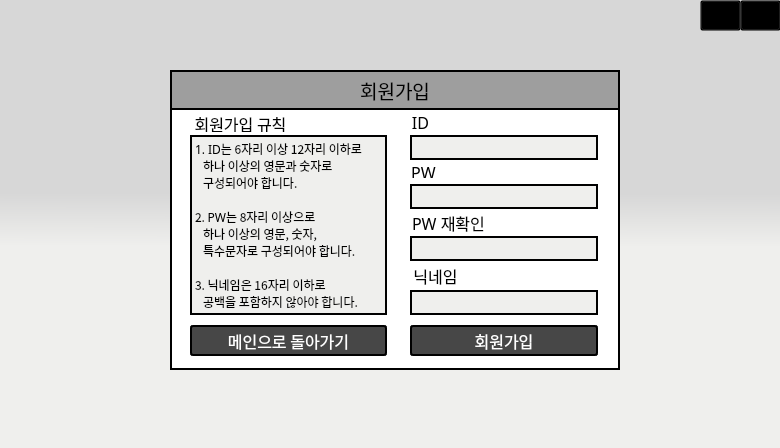
Before: the Qt Designer form UI/joinGUI.ui in ChaeHyunsic/PIM_agent, drawn with Qt 5.
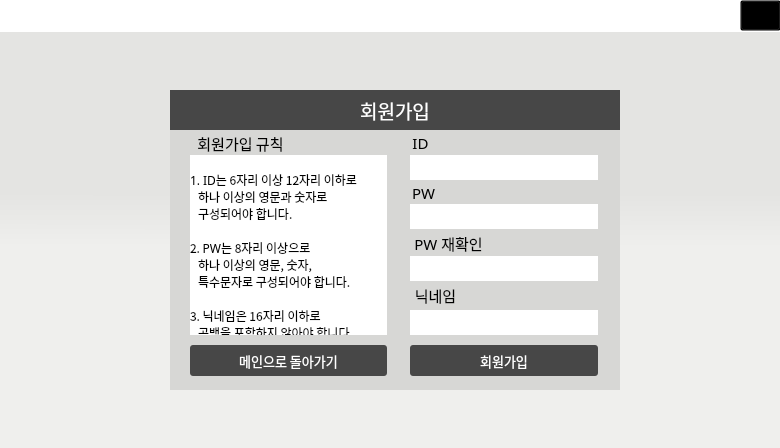
After: the same form once the commit is applied.

Commit message: fix GUI and logout Mechanism

Diff of the .ui file:
```diff
--- a/UI/joinGUI.ui
+++ b/UI/joinGUI.ui
@@ -14,13 +14,13 @@
    <string>PIM AGENT</string>
   </property>
   <property name="styleSheet">
-   <string notr="true">background-color:qlineargradient(spread:pad, x1:0.5, y1:0.432, x2:0.499682, y2:0.551, stop:0 rgba(215, 215, 215, 255), stop:1 rgba(239, 239, 237, 255))</string>
+   <string notr="true">background-color:qlineargradient(spread:pad, x1:0.5, y1:0.432, x2:0.499682, y2:0.551, stop:0 #E4E4E2, stop:1 #EFEFED)</string>
   </property>
   <widget class="QFrame" name="frame">
    <property name="geometry">
     <rect>
      <x>170</x>
-     <y>70</y>
+     <y>90</y>
      <width>450</width>
      <height>300</height>
     </rect>
@@ -32,8 +32,8 @@
     </font>
    </property>
    <property name="styleSheet">
-    <string notr="true">background-color:#ffffff;
-border: 2px solid black;
+    <string notr="true">background-color:#D7D7D5;
+border: transparent;
 </string>
    </property>
    <property name="frameShape">
@@ -58,7 +58,7 @@
      </font>
     </property>
     <property name="styleSheet">
-     <string notr="true">background-color:#EFEFED;</string>
+     <string notr="true">background-color:#ffffff;</string>
     </property>
     <property name="alignment">
      <set>Qt::AlignLeading|Qt::AlignLeft|Qt::AlignVCenter</set>
@@ -68,15 +68,15 @@
     <property name="geometry">
      <rect>
       <x>233</x>
-      <y>92</y>
+      <y>87</y>
       <width>41</width>
-      <height>21</height>
+      <height>31</height>
      </rect>
     </property>
     <property name="font">
      <font>
-      <family>함초롬돋움</family>
-      <pointsize>12</pointsize>
+      <family>HY견고딕</family>
+      <pointsize>11</pointsize>
      </font>
     </property>
     <property name="styleSheet">
@@ -107,7 +107,7 @@
      </font>
     </property>
     <property name="styleSheet">
-     <string notr="true">background-color:#EFEFED;</string>
+     <string notr="true">background-color:#ffffff;</string>
     </property>
     <property name="echoMode">
      <enum>QLineEdit::Password</enum>
@@ -124,8 +124,8 @@
     </property>
     <property name="font">
      <font>
-      <family>함초롬돋움</family>
-      <pointsize>12</pointsize>
+      <family>HY견고딕</family>
+      <pointsize>11</pointsize>
      </font>
     </property>
     <property name="styleSheet">
@@ -323,17 +323,21 @@
     </property>
     <property name="font">
      <font>
-      <family>함초롬돋움</family>
-      <pointsize>12</pointsize>
-      <weight>50</weight>
-      <bold>false</bold>
+      <family>HY견고딕</family>
+      <pointsize>10</pointsize>
      </font>
     </property>
     <property name="styleSheet">
-     <string notr="true">color: white;
+     <string notr="true">QPushButton{
+color: white;
 background-color:#474747;
 border-style: solid;
-border-radius:3px;</string>
+border-radius:3px;
+}
+
+ QPushButton:hover {
+background-color:#9E9E9E;
+ }</string>
     </property>
     <property name="text">
      <string>메인으로 돌아가기</string>
@@ -350,13 +354,13 @@
     </property>
     <property name="font">
      <font>
-      <family>함초롬돋움</family>
+      <family>HY견고딕</family>
       <pointsize>14</pointsize>
      </font>
     </property>
     <property name="styleSheet">
-     <string notr="true">color: black;
-background-color: #9E9E9E;
+     <string notr="true">color: white;
+background-color:#474747;
 text-align:center;</string>
     </property>
     <property name="text">
@@ -377,8 +381,8 @@
     </property>
     <property name="font">
      <font>
-      <family>함초롬돋움</family>
-      <pointsize>12</pointsize>
+      <family>HY견고딕</family>
+      <pointsize>11</pointsize>
      </font>
     </property>
     <property name="styleSheet">
@@ -409,7 +413,7 @@
      </font>
     </property>
     <property name="styleSheet">
-     <string notr="true">background-color:#EFEFED;</string>
+     <string notr="true">background-color:#ffffff;</string>
     </property>
     <property name="echoMode">
      <enum>QLineEdit::Password</enum>
@@ -426,8 +430,8 @@
     </property>
     <property name="font">
      <font>
-      <family>함초롬돋움</family>
-      <pointsize>12</pointsize>
+      <family>HY견고딕</family>
+      <pointsize>11</pointsize>
      </font>
     </property>
     <property name="styleSheet">
@@ -458,7 +462,7 @@
      </font>
     </property>
     <property name="styleSheet">
-     <string notr="true">background-color:#EFEFED;</string>
+     <string notr="true">background-color:#ffffff;</string>
     </property>
     <property name="echoMode">
      <enum>QLineEdit::Normal</enum>
@@ -475,14 +479,12 @@
     </property>
     <property name="font">
      <font>
-      <family>함초롬돋움</family>
-      <pointsize>12</pointsize>
+      <family>HY견고딕</family>
+      <pointsize>11</pointsize>
      </font>
     </property>
     <property name="styleSheet">
-     <string notr="true">border: 5px solid white;
-background-color: rgba(255, 255, 255, 90);
-background: transparent;</string>
+     <string notr="true">border: transparent;</string>
     </property>
     <property name="text">
      <string>회원가입 규칙</string>
@@ -502,15 +504,16 @@
     </property>
     <property name="font">
      <font>
-      <family>함초롬돋움</family>
+      <family>HY견고딕</family>
       <pointsize>9</pointsize>
      </font>
     </property>
     <property name="styleSheet">
-     <string notr="true">background-color:#EFEFED;</string>
+     <string notr="true">background-color:#ffffff;</string>
     </property>
     <property name="text">
-     <string>1. ID는 6자리 이상 12자리 이하로
+     <string>
+1. ID는 6자리 이상 12자리 이하로
    하나 이상의 영문과 숫자로
    구성되어야 합니다.
 
@@ -708,17 +711,21 @@
     </property>
     <property name="font">
      <font>
-      <family>함초롬돋움</family>
-      <pointsize>12</pointsize>
-      <weight>50</weight>
-      <bold>false</bold>
+      <family>HY견고딕</family>
+      <pointsize>10</pointsize>
      </font>
     </property>
     <property name="styleSheet">
-     <string notr="true">color: white;
+     <string notr="true">QPushButton{
+color: white;
 background-color:#474747;
 border-style: solid;
-border-radius:3px;</string>
+border-radius:3px;
+}
+
+ QPushButton:hover {
+background-color:#9E9E9E;
+ }</string>
     </property>
     <property name="text">
      <string>회원가입</string>
@@ -742,7 +749,9 @@
    </property>
    <property name="styleSheet">
     <string notr="true">QPushButton{
-background-color:transparent
+background-color:transparent;
+border:transparent;
+
 }
 
  QPushButton:hover {
@@ -775,6 +784,67 @@
     <string/>
    </property>
   </widget>
+  <widget class="QLabel" name="titleLabel_2">
+   <property name="geometry">
+    <rect>
+     <x>0</x>
+     <y>0</y>
+     <width>780</width>
+     <height>32</height>
+    </rect>
+   </property>
+   <property name="font">
+    <font>
+     <family>함초롬돋움</family>
+     <pointsize>14</pointsize>
+    </font>
+   </property>
+   <property name="styleSheet">
+    <string notr="true">color: black;
+background-color: rgba(255,255,255);
+text-align:center;
+ border-bottom: 0.4px solid black;
+</string>
+   </property>
+   <property name="text">
+    <string/>
+   </property>
+   <property name="alignment">
+    <set>Qt::AlignCenter</set>
+   </property>
+  </widget>
+  <widget class="QLabel" name="iconlabel">
+   <property name="geometry">
+    <rect>
+     <x>5</x>
+     <y>5</y>
+     <width>20</width>
+     <height>20</height>
+    </rect>
+   </property>
+   <property name="font">
+    <font>
+     <family>함초롬돋움</family>
+     <pointsize>14</pointsize>
+    </font>
+   </property>
+   <property name="styleSheet">
+    <string notr="true">color: black;
+background-color: rgba(255,255,255);
+text-align:center;</string>
+   </property>
+   <property name="text">
+    <string/>
+   </property>
+   <property name="alignment">
+    <set>Qt::AlignCenter</set>
+   </property>
+  </widget>
+  <zorder>titleLabel_2</zorder>
+  <zorder>frame</zorder>
+  <zorder>minimizeBtn</zorder>
+  <zorder>closeBtn</zorder>
+  <zorder>iconlabel</zorder>
  </widget>
  <resources/>
  <connections/>
```
Left out of the diff: 15 changed lines with no effect on the pictures. The commit also changes 6 other files.
